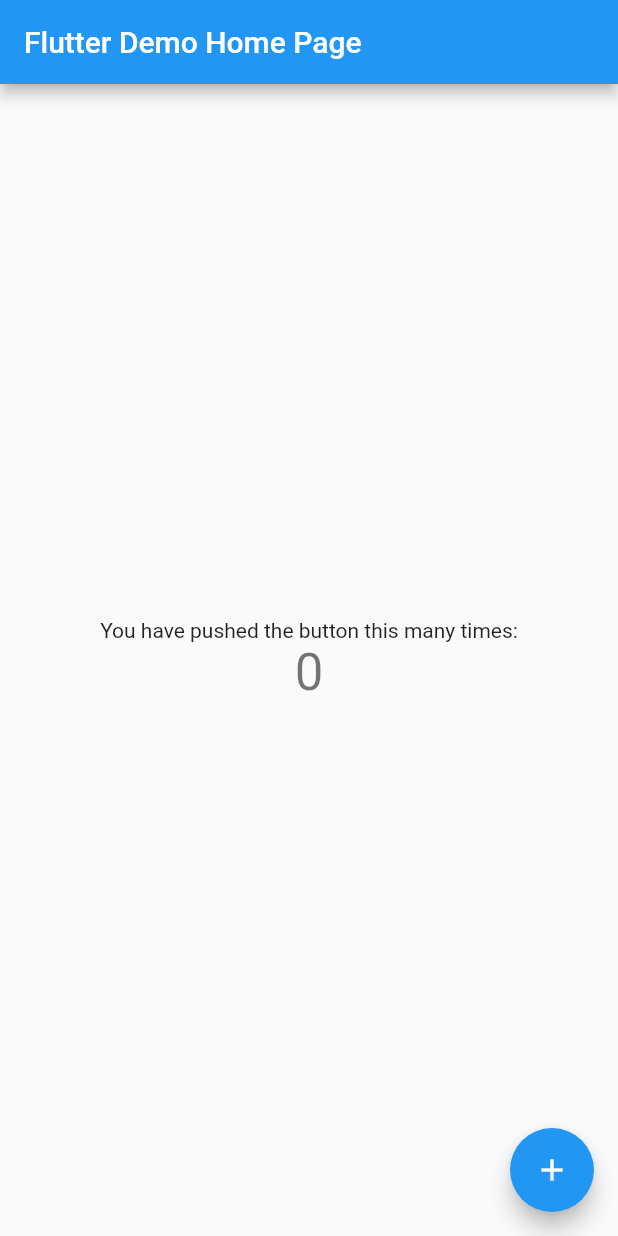
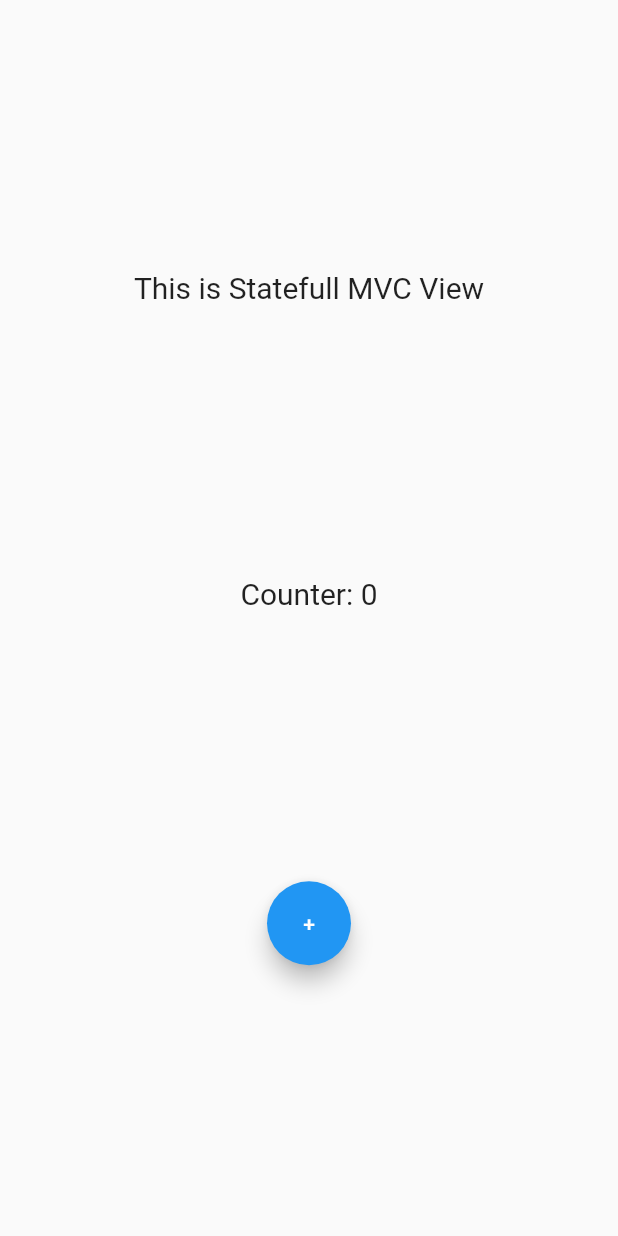
Before and after one commit to BurakCanYukselen/flutter_poc, a Flutter app: the screen it shows after launch, on a phone screen of 412 x 824 dp. Run offline on Flutter 3.47's test engine with Material 2 defaults, Android fonts, the phone set to English and light mode, and no system bars.

Commit message:
mvc poc - stateless view / stateful bloc view

```diff
--- /dev/null
+++ b/lib/app_index.dart
@@ -0,0 +1,7 @@
+export 'dart:async';
+export 'package:flutter/widgets.dart';
+export 'package:flutter/material.dart';
+
+export './view_helper.dart';
+export './mvc/mvc_index.dart';
+export './views/view_index.dart';
--- a/lib/main.dart
+++ b/lib/main.dart
@@ -1,117 +1,15 @@
-import 'package:flutter/material.dart';
+import 'package:flutter_poc/app_index.dart';
 
-void main() {
-  runApp(MyApp());
-}
+void main() => runApp(FlutterPOC());
 
-class MyApp extends StatelessWidget {
-  // This widget is the root of your application.
+class FlutterPOC extends StatelessWidget {
   @override
   Widget build(BuildContext context) {
     return MaterialApp(
-      title: 'Flutter Demo',
-      theme: ThemeData(
-        // This is the theme of your application.
-        //
-        // Try running your application with "flutter run". You'll see the
-        // application has a blue toolbar. Then, without quitting the app, try
-        // changing the primarySwatch below to Colors.green and then invoke
-        // "hot reload" (press "r" in the console where you ran "flutter run",
-        // or simply save your changes to "hot reload" in a Flutter IDE).
-        // Notice that the counter didn't reset back to zero; the application
-        // is not restarted.
-        primarySwatch: Colors.blue,
-        // This makes the visual density adapt to the platform that you run
-        // the app on. For desktop platforms, the controls will be smaller and
-        // closer together (more dense) than on mobile platforms.
-        visualDensity: VisualDensity.adaptivePlatformDensity,
+      title: 'Flutter POC Project',
+      home: Scaffold(
+        body: ViewHelper.views[Views.mvc_stateful_bloc],
       ),
-      home: MyHomePage(title: 'Flutter Demo Home Page'),
     );
   }
 }
-
-class MyHomePage extends StatefulWidget {
-  MyHomePage({Key key, this.title}) : super(key: key);
-
-  // This widget is the home page of your application. It is stateful, meaning
-  // that it has a State object (defined below) that contains fields that affect
-  // how it looks.
-
-  // This class is the configuration for the state. It holds the values (in this
-  // case the title) provided by the parent (in this case the App widget) and
-  // used by the build method of the State. Fields in a Widget subclass are
-  // always marked "final".
-
-  final String title;
-
-  @override
-  _MyHomePageState createState() => _MyHomePageState();
-}
-
-class _MyHomePageState extends State<MyHomePage> {
-  int _counter = 0;
-
-  void _incrementCounter() {
-    setState(() {
-      // This call to setState tells the Flutter framework that something has
-      // changed in this State, which causes it to rerun the build method below
-      // so that the display can reflect the updated values. If we changed
-      // _counter without calling setState(), then the build method would not be
-      // called again, and so nothing would appear to happen.
-      _counter++;
-    });
-  }
-
-  @override
-  Widget build(BuildContext context) {
-    // This method is rerun every time setState is called, for instance as done
-    // by the _incrementCounter method above.
-    //
-    // The Flutter framework has been optimized to make rerunning build methods
-    // fast, so that you can just rebuild anything that needs updating rather
-    // than having to individually change instances of widgets.
-    return Scaffold(
-      appBar: AppBar(
-        // Here we take the value from the MyHomePage object that was created by
-        // the App.build method, and use it to set our appbar title.
-        title: Text(widget.title),
-      ),
-      body: Center(
-        // Center is a layout widget. It takes a single child and positions it
-        // in the middle of the parent.
-        child: Column(
-          // Column is also a layout widget. It takes a list of children and
-          // arranges them vertically. By default, it sizes itself to fit its
-          // children horizontally, and tries to be as tall as its parent.
-          //
-          // Invoke "debug painting" (press "p" in the console, choose the
-          // "Toggle Debug Paint" action from the Flutter Inspector in Android
-          // Studio, or the "Toggle Debug Paint" command in Visual Studio Code)
-          // to see the wireframe for each widget.
-          //
-          // Column has various properties to control how it sizes itself and
-          // how it positions its children. Here we use mainAxisAlignment to
-          // center the children vertically; the main axis here is the vertical
-          // axis because Columns are vertical (the cross axis would be
-          // horizontal).
-          mainAxisAlignment: MainAxisAlignment.center,
-          children: <Widget>[
-            Text(
-              'You have pushed the button this many times:',
-            ),
-            Text(
-              '$_counter',
-              style: Theme.of(context).textTheme.headline4,
-            ),
-          ],
-        ),
-      ),
-      floatingActionButton: FloatingActionButton(
-        onPressed: _incrementCounter,
-        tooltip: 'Increment',
-        child: Icon(Icons.add),
-      ), // This trailing comma makes auto-formatting nicer for build methods.
-    );
-  }
-}
--- /dev/null
+++ b/lib/mvc/mvc_index.dart
@@ -0,0 +1,2 @@
+export './stateless/stateless_index.dart';
+export './stateful_bloc/stateful_index.dart';
--- /dev/null
+++ b/lib/mvc/stateful_bloc/abstract_bloc_event.dart
@@ -0,0 +1,5 @@
+import 'package:flutter_poc/app_index.dart';
+
+abstract class AbstractBlocEvent<ViewModel extends AbstractStatefulViewModel> {
+  ViewModel handle(ViewModel viewModel);
+}
--- /dev/null
+++ b/lib/mvc/stateful_bloc/abstract_stateful_view.dart
@@ -0,0 +1,31 @@
+import 'package:flutter_poc/app_index.dart';
+
+abstract class AbstractStatefulView extends StatefulWidget {
+  final AbstractStatefulViewState _state;
+  AbstractStatefulView(this._state);
+
+  @override
+  State<AbstractStatefulView> createState() => this._state;
+}
+
+abstract class AbstractStatefulViewState<
+        Controller extends AbstractStatefulController>
+    extends State<AbstractStatefulView> {
+  final Controller controller;
+
+  AbstractStatefulViewState(this.controller);
+
+  @override
+  Widget build(BuildContext context) {
+    this.controller.setCurrentContext(context);
+    return internalBuild(context);
+  }
+
+  @override
+  void dispose() {
+    super.dispose();
+    this.controller.disposeStreamController();
+  }
+
+  Widget internalBuild(BuildContext context);
+}
--- /dev/null
+++ b/lib/mvc/stateful_bloc/abstract_stateful_view_model.dart
@@ -0,0 +1,5 @@
+import 'package:flutter_poc/app_index.dart';
+
+abstract class AbstractStatefulViewModel{
+  BuildContext context;
+}
--- /dev/null
+++ b/lib/mvc/stateful_bloc/stateful_index.dart
@@ -0,0 +1,4 @@
+export './abstract_stateful_view_model.dart';
+export './abstract_stateful_controller.dart';
+export './abstract_bloc_event.dart';
+export './abstract_stateful_view.dart';
--- /dev/null
+++ b/lib/mvc/stateless/abstract_stateless_view_model.dart
@@ -0,0 +1,5 @@
+import 'package:flutter_poc/app_index.dart';
+
+abstract class AbstractStatelessViewModel{
+  BuildContext context;
+}
--- /dev/null
+++ b/lib/mvc/stateless/stateless_index.dart
@@ -0,0 +1,3 @@
+export './abstract_stateless_view_model.dart';
+export './abstract_stateless_controller.dart';
+export './abstract_stateless_view.dart';
--- /dev/null
+++ b/lib/view_helper.dart
@@ -0,0 +1,13 @@
+import 'package:flutter_poc/app_index.dart';
+
+enum Views{
+  mvc_stateless,
+  mvc_stateful_bloc
+}
+
+class ViewHelper{
+  static final Map<Views, Widget> views = {
+    Views.mvc_stateless: POCStatelessView(),
+    Views.mvc_stateful_bloc: POCStatefulView(),
+  };
+}
--- /dev/null
+++ b/lib/views/stateless_view.dart
@@ -0,0 +1,26 @@
+import 'package:flutter_poc/app_index.dart';
+
+class POCStatelessViewModel extends AbstractStatelessViewModel {
+  String text = "This is Stateless MVC View";
+}
+
+class POCStatelessController
+    extends AbstractStatelessController<POCStatelessViewModel> {
+  POCStatelessController() : super(POCStatelessViewModel());
+
+  Widget get view => Center(
+        child: Text(
+          this.viewModel.text,
+          style: TextStyle(fontSize: 20),
+        ),
+      );
+}
+
+class POCStatelessView extends AbstractStatelessView<POCStatelessController> {
+  POCStatelessView() : super(POCStatelessController());
+
+  @override
+  Widget internalBuild(BuildContext context) {
+    return this.controller.view;
+  }
+}
--- /dev/null
+++ b/lib/views/view_index.dart
@@ -0,0 +1,2 @@
+export './stateless_view.dart';
+export './stateful_view.dart';
```
Also changed, not shown: lib/mvc/stateful_bloc/abstract_stateful_controller.dart (added, +46 -0 lines), lib/mvc/stateless/abstract_stateless_controller.dart (added, +11 -0 lines), lib/mvc/stateless/abstract_stateless_view.dart (added, +14 -0 lines), lib/views/stateful_view.dart (added, +61 -0 lines).
